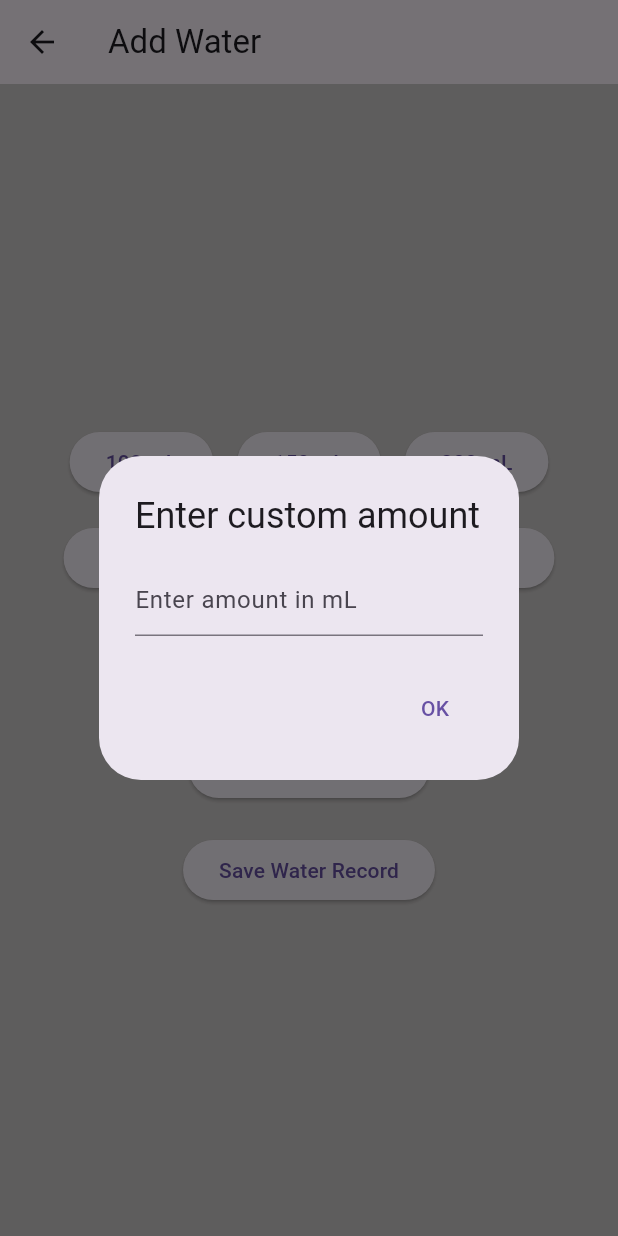
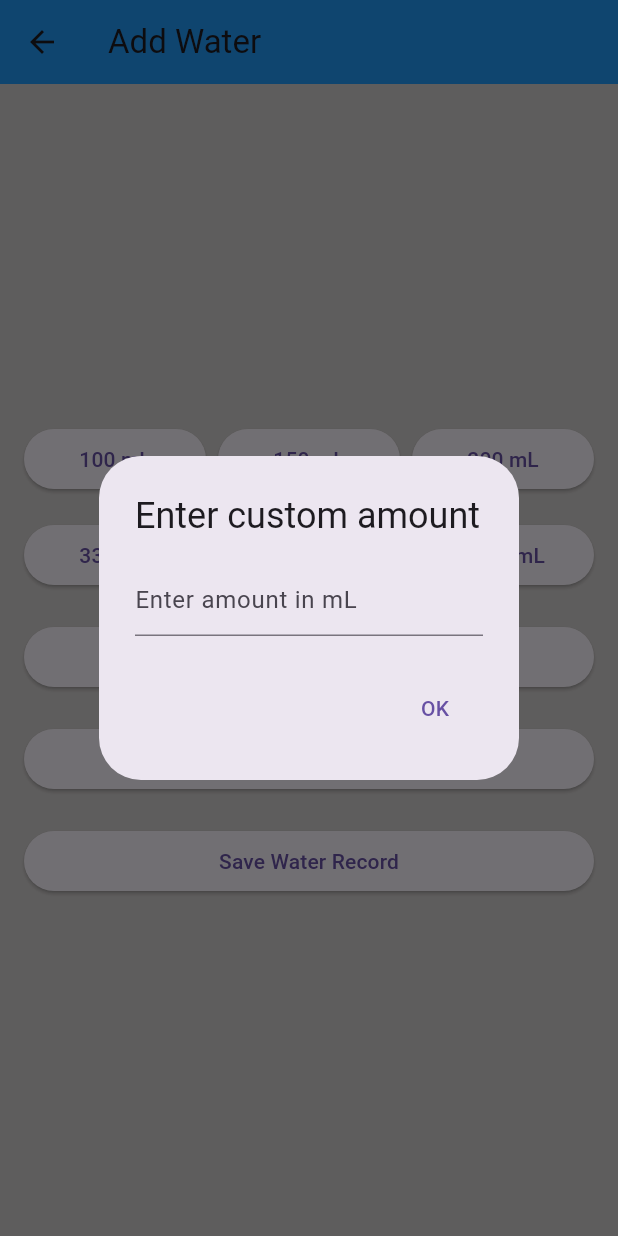
Before and after one commit to Oni67/WaterUp, a Flutter app: the AddWaterScreen screen opened directly with empty values, after a tap on "Custom", on a phone screen of 412 x 824 dp. Run offline on Flutter 3.47's test engine with Material 3 defaults, Android fonts, the phone set to English and light mode, and no system bars; our stand-ins replace cloud_firestore, firebase_auth, firebase_core, firebase_storage, fl_chart, image_picker; accounts and stored records are empty.

Commit message:
Made it so that adding water is pretty now

```diff
--- a/waterup/lib/backend/AddWaterPage.dart
+++ b/waterup/lib/backend/AddWaterPage.dart
@@ -166,82 +166,59 @@ class _AddWaterScreenState extends State<AddWaterScreen> {
 @override
 Widget build(BuildContext context) {
   return Scaffold(
-      backgroundColor: const Color.fromARGB(236, 201, 198, 198),
+    backgroundColor:Color.fromARGB(236, 201, 198, 198), // Set a slightly darker background color
     appBar: AppBar(
-        title: const Text('Add Water'),
+      title: Text('Add Water'), // Customize app bar title
+      backgroundColor: Colors.blue, // Customize app bar background color
     ),
-      body: Padding(
+    body: Center( // Center the column both horizontally and vertically
+      child: Padding(
         padding: const EdgeInsets.all(16.0),
         child: Column(
-          mainAxisAlignment: MainAxisAlignment.center,
+          crossAxisAlignment: CrossAxisAlignment.stretch,
+          mainAxisAlignment: MainAxisAlignment.center, // Center the column vertically
           children: [
             if (errorValueMessage.isNotEmpty)
-              Text(
+              Padding(
+                padding: const EdgeInsets.only(bottom: 16.0),
+                child: Text(
                   errorValueMessage,
-                style: const TextStyle(color: Colors.red),
+                  style: TextStyle(color: Colors.red),
                 ),
-            Column(
+              ),
+            Wrap(
+              alignment: WrapAlignment.center, // Align buttons to the center
+              spacing: 8.0,
+              runSpacing: 16.0, // Set vertical spacing between rows
               children: [
-                Row(
-                  mainAxisAlignment: MainAxisAlignment.center,
-                  children: [
-                    Padding(
-                      padding: const EdgeInsets.all(8.0),
-                      child: _buildWaterButton('100'),
-                    ),
-                    Padding(
-                      padding: const EdgeInsets.all(8.0),
-                      child: _buildWaterButton('150'),
-                    ),
-                    Padding(
-                      padding: const EdgeInsets.all(8.0),
-                      child: _buildWaterButton('200'),
-                    ),
+                _buildWaterButton('100'),
+                _buildWaterButton('150'),
+                _buildWaterButton('200'),
+                _buildWaterButton('333'),
+                _buildWaterButton('500'),
+                _buildWaterButton('1000'),
               ],
             ),
-                Row(
-                  mainAxisAlignment: MainAxisAlignment.center,
-                  children: [
-                    Padding(
-                      padding: const EdgeInsets.all(8.0),
-                      child: _buildWaterButton('333'),
-                    ),
-                    Padding(
-                      padding: const EdgeInsets.all(8.0),
-                      child: _buildWaterButton('500'),
-                    ),
-                    Padding(
-                      padding: const EdgeInsets.all(8.0),
-                      child: _buildWaterButton('1000'),
-                    ),
-                  ],
-                ),
-                Row(
-                  mainAxisAlignment: MainAxisAlignment.center,
-                  children: [
-                    Padding(
-                      padding: const EdgeInsets.all(8.0),
-                      child: ElevatedButton(
+            SizedBox(height: 20),
+            ElevatedButton(
               onPressed: () async {
                 String? customAmount = await showDialog<String>(
                   context: context,
                   builder: (BuildContext context) {
-                              TextEditingController customController =
-                                  TextEditingController();
+                    TextEditingController customController = TextEditingController();
                     return AlertDialog(
-                                title: const Text('Enter custom amount'),
+                      title: Text('Enter custom amount'),
                       content: TextField(
                         controller: customController,
                         keyboardType: TextInputType.number,
-                                  decoration:
-                                      const InputDecoration(hintText: "Enter amount in mL"),
+                        decoration: InputDecoration(hintText: "Enter amount in mL"),
                       ),
                       actions: [
                         TextButton(
                           onPressed: () {
                             Navigator.pop(context, customController.text);
                           },
-                                    child: const Text('OK'),
+                          child: Text('OK'),
                         ),
                       ],
                     );
@@ -255,16 +232,11 @@ class _AddWaterScreenState extends State<AddWaterScreen> {
                 }
               },
               style: ElevatedButton.styleFrom(
-                          backgroundColor: isCustomSelected ? Colors.grey : null,
+                primary: isCustomSelected ? Colors.grey : null,
               ),
-                        child: const Text('Custom'),
+              child: Text('Custom'),
             ),
-                    ),
-                  ],
-                ),
-              ],
-            ),
-            const SizedBox(height: 20),
+            SizedBox(height: 20),
             ElevatedButton(
               onPressed: () => _selectDate(context),
               child: Text(
@@ -273,7 +245,7 @@ class _AddWaterScreenState extends State<AddWaterScreen> {
                     : 'Date: ${DateFormat('yyyy/MM/dd').format(_selectedDate!)}',
               ),
             ),
-            const SizedBox(height: 20),
+            SizedBox(height: 20),
             ElevatedButton(
               onPressed: () {
                 if (update == false) {
@@ -282,16 +254,19 @@ class _AddWaterScreenState extends State<AddWaterScreen> {
                   updateTransaction(selectedWaterAmount);
                 }
               },
-              child: const Text('Save Water Record'),
+              child: Text('Save Water Record'),
             ),
           ],
+        ),
       ),
     ),
   );
 }
 
 Widget _buildWaterButton(String amount) {
-    return ElevatedButton(
+  return SizedBox(
+    width: MediaQuery.of(context).size.width / 3 - 16.0, // Set button width to fit 3 buttons per line
+    child: ElevatedButton(
       onPressed: () {
         setState(() {
           selectedWaterAmount = amount;
@@ -299,13 +274,16 @@ class _AddWaterScreenState extends State<AddWaterScreen> {
         });
       },
       style: ElevatedButton.styleFrom(
-        backgroundColor: selectedWaterAmount == amount && !isCustomSelected
-            ? Colors.grey
-            : null,
+        primary: selectedWaterAmount == amount && !isCustomSelected ? Colors.grey : null,
       ),
       child: Text('$amount mL'),
+    ),
   );
 }
+
+
+
+
 
   Future<List<String>> fetchBudgetsFromFirebase() async {
     FirebaseFirestore firestore = FirebaseFirestore.instance;
```
Lines whose indentation alone changed are shown as unchanged.
